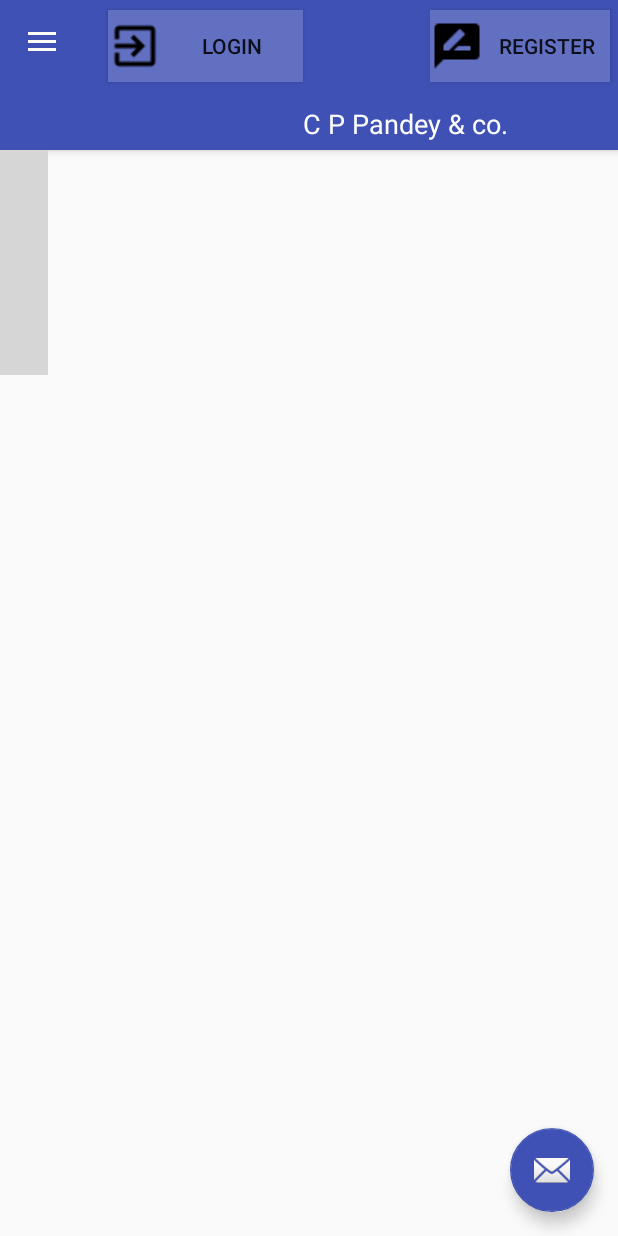
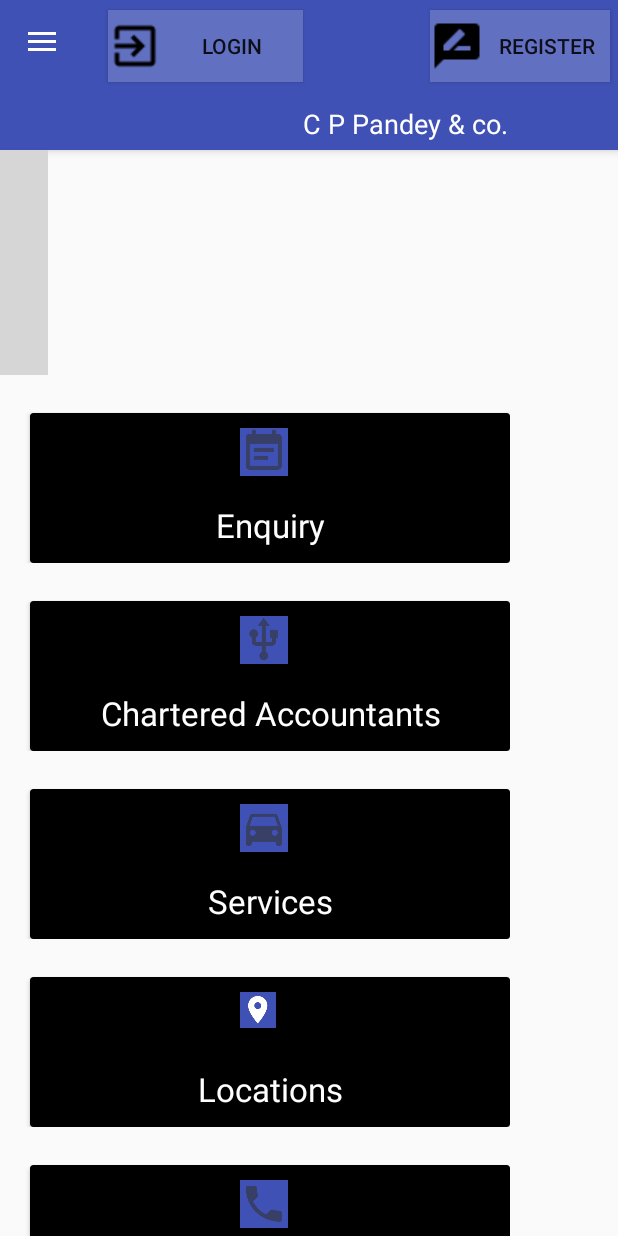
Before and after one commit to Nagarajsk/demoapp, an Android app: the screen it shows after launch (MainActivity), on a phone screen of 412 x 824 dp. Run offline under Robolectric (Android 15) with nearby library versions, the phone set to English and light mode, and no system bars; libraries missing offline, so code that uses them is left out: com.synnapps.carouselview; plain views replace CarouselView; 3 statements that could not run were skipped; grey boxes are pictures that could not be loaded.

Commit message:
Onclick of cardview

```diff
--- /dev/null
+++ b/DemoApp/app/src/main/java/com/example/bitjini/demoapp/activity/DataProvider.java
@@ -0,0 +1,53 @@
+package com.example.bitjini.demoapp.activity;
+
+/**
+ * Created by bitjini on 16/12/17.
+ */
+
+public class DataProvider {
+
+    private int img_res;
+
+    private String title;
+
+//    private long id;
+
+
+
+    public DataProvider(int img_res, String title) {
+        this.setImg_res(img_res);
+        this.set_title(title);
+//        this.set_id(id);
+
+    }
+
+
+//    public long getID() {
+//        return id;
+//    }
+
+    public int getImg_res() {
+        return img_res;
+    }
+
+
+    public String get_title() {
+        return title;
+    }
+
+
+
+//    public void set_id(long id) {
+//        this.id = id;
+//    }
+
+    public void setImg_res(int img_res) {
+        this.img_res = img_res;
+    }
+
+    public void set_title(String title) {
+        this.title = title;
+    }
+
+
+}
--- a/DemoApp/app/src/main/java/com/example/bitjini/demoapp/activity/MainActivity.java
+++ b/DemoApp/app/src/main/java/com/example/bitjini/demoapp/activity/MainActivity.java
@@ -1,6 +1,7 @@
 package com.example.bitjini.demoapp.activity;
 
 import android.app.Dialog;
+import android.content.Context;
 import android.content.Intent;
 import android.net.Uri;
 import android.os.Bundle;
@@ -17,10 +18,14 @@ import android.support.v7.app.AppCompatActivity;
 import android.support.v7.widget.LinearLayoutManager;
 import android.support.v7.widget.RecyclerView;
 import android.support.v7.widget.Toolbar;
+import android.util.Log;
+import android.view.GestureDetector;
 import android.view.Menu;
 import android.view.MenuItem;
+import android.view.MotionEvent;
 import android.view.View;
 import android.view.Window;
+import android.webkit.WebView;
 import android.widget.Button;
 import android.widget.CheckBox;
 import android.widget.EditText;
@@ -43,6 +48,7 @@ import com.synnapps.carouselview.CarouselView;
 import com.synnapps.carouselview.ImageListener;
 
 import java.security.MessageDigest;
+import java.util.ArrayList;
 
 public class MainActivity extends AppCompatActivity implements
         HomeFragment.OnFragmentInteractionListener,
@@ -57,7 +63,7 @@ public class MainActivity extends AppCompatActivity implements
     //private ImageView imgNavHeaderBg, imgProfile;
     private TextView txtName, txtWebsite;
     private Toolbar toolbar;
-    private FloatingActionButton fab;
+   // private FloatingActionButton fab;
 
     //These elements for Login details
     Button toolbar_loginbtn;
@@ -84,16 +90,16 @@ public class MainActivity extends AppCompatActivity implements
     //Recycler view
     RecyclerView recyclerView;
 
+    RecyclerView.Adapter adapter;
+    RecyclerView.LayoutManager layoutManager;
+
+
     String[] title;
-    int [] Img_res = {R.drawable.icon_1,R.drawable.icon_2,R.drawable.icon_3,R.drawable.icon_4};
+    int [] Img_res = {R.drawable.icon_1,R.drawable.icon_2,R.drawable.icon_3,R.drawable.icon_4,R.drawable.icon_5};
+    ArrayList<DataProvider> arrayList = new ArrayList<DataProvider>();
 
-    // urls to load navigation header background image
-    // and profile image
-    //https://api.androidhive.info/images/nav-menu-header-bg.jpg
-    private static final String urlNavHeaderBg = "";
 
-    //https://lh3.googleusercontent.com/eCtE_G34M9ygdkmOpYvCag1vBARCmZwnVS6rS5t4JLzJ6QgQSBquM0nuTsCpLhYbKljoyS-txg
-    private static final String urlProfileImg = "";
+
 
     // index to identify current nav menu item
     public static int navItemIndex = 0;
@@ -126,7 +132,7 @@ public class MainActivity extends AppCompatActivity implements
 
         drawer = (DrawerLayout) findViewById(R.id.drawer_layout);
         navigationView = (NavigationView) findViewById(R.id.nav_view);
-        fab = (FloatingActionButton) findViewById(R.id.fab);
+        //fab = (FloatingActionButton) findViewById(R.id.fab);
 
         // Navigation view header
         navHeader = navigationView.getHeaderView(0);
@@ -138,13 +144,7 @@ public class MainActivity extends AppCompatActivity implements
         // load toolbar titles from string resources
         activityTitles = getResources().getStringArray(R.array.nav_item_activity_titles);
 
-        fab.setOnClickListener(new View.OnClickListener() {
-            @Override
-            public void onClick(View view) {
-                Snackbar.make(view, "Replace with your own action", Snackbar.LENGTH_LONG)
-                        .setAction("Action", null).show();
-            }
-        });
+
 
         //Downcast the login related elements
         toolbar_loginbtn = (Button)findViewById(R.id.login);
@@ -214,13 +214,59 @@ public class MainActivity extends AppCompatActivity implements
         carouselView.setPageCount(sampleImages.length);
         carouselView.setImageListener(imageListener);
 
-
+/**********************************RecyclerView***************************/
         recyclerView = (RecyclerView)findViewById(R.id.cardList);
-
         title = getResources().getStringArray(R.array.cardview_title);
 
+        int i= 0;
 
+        for (String name : title)
+        {
+            DataProvider dataprovider = new DataProvider(Img_res[i],name);
+            arrayList.add(dataprovider);
+            i++;
+        }
 
+        adapter = new RecyclerAdapter(arrayList);
+        recyclerView.setHasFixedSize(true);
+        layoutManager = new LinearLayoutManager(this);
+        recyclerView.setLayoutManager(layoutManager);
+        recyclerView.setAdapter(adapter);
+/**********************************RecyclerView***************************/
+
+        recyclerView.addOnItemTouchListener(new RecyclerTouchListener(getApplicationContext(), recyclerView, new ClickListener() {
+
+            @Override
+            public void onClick(View view, int position) {
+//                Toast.makeText(MainActivity.this, "Position :"+position, Toast.LENGTH_SHORT).show();
+                switch (position){
+                    case 0 :
+                       gotoIntent("http://demo.technowebmart.com/pandeyji_mob_app/appointment.html");
+                       break;
+
+                    case 1 :
+                        gotoIntent("http://demo.technowebmart.com/pandeyji_mob_app/doctors.html");
+                        break;
+
+                    case 2:
+                        gotoIntent("http://demo.technowebmart.com/pandeyji_mob_app/services.html");
+                        break;
+
+                    case 3:
+                        gotoIntent("http://demo.technowebmart.com/pandeyji_mob_app/locations.html");
+                        break;
+
+                    case 4:
+                        gotoIntent("http://demo.technowebmart.com/pandeyji_mob_app/contact.html");
+                        break;
+                }
+            }
+
+            @Override
+            public void onLongClick(View view, int position) {
+
+            }
+        }));
 
 
 
@@ -235,7 +281,66 @@ public class MainActivity extends AppCompatActivity implements
             CURRENT_TAG = TAG_HOME;
             loadHomeFragment();
         }
+    }// EnD OF ONCREATE()
+
+    public void gotoIntent(String url){
+        Intent intent = new Intent(MainActivity.this, Webview_activity.class);
+        intent.putExtra("URL",url);
+        startActivity(intent);
     }
+
+
+    public interface ClickListener {
+        void onClick(View view, int position);
+
+        void onLongClick(View view, int position);
+    }
+
+    static class RecyclerTouchListener implements RecyclerView.OnItemTouchListener {
+
+        private GestureDetector gestureDetector;
+        private ClickListener clickListener;
+
+        public RecyclerTouchListener(Context context, final RecyclerView recyclerView, final ClickListener clickListener) {
+            this.clickListener = clickListener;
+            gestureDetector = new GestureDetector(context, new GestureDetector.SimpleOnGestureListener() {
+                @Override
+                public boolean onSingleTapUp(MotionEvent e) {
+                    return true;
+                }
+
+                @Override
+                public void onLongPress(MotionEvent e) {
+                    View child = recyclerView.findChildViewUnder(e.getX(), e.getY());
+                    if (child != null && clickListener != null) {
+                        clickListener.onLongClick(child, recyclerView.getChildPosition(child));
+                    }
+                }
+            });
+        }
+
+        @Override
+        public boolean onInterceptTouchEvent(RecyclerView rv, MotionEvent e) {
+
+            View child = rv.findChildViewUnder(e.getX(), e.getY());
+            if (child != null && clickListener != null && gestureDetector.onTouchEvent(e)) {
+                clickListener.onClick(child, rv.getChildPosition(child));
+            }
+            return false;
+        }
+
+        @Override
+        public void onTouchEvent(RecyclerView rv, MotionEvent e) {
+        }
+
+        @Override
+        public void onRequestDisallowInterceptTouchEvent(boolean disallowIntercept) {
+
+        }
+    }
+
+
+
 
 
     //This is called for CarouselView of images
@@ -256,22 +361,7 @@ public class MainActivity extends AppCompatActivity implements
         txtName.setText("Nagaraj S K");
         txtWebsite.setText("www.bitjini.com");
 
-        // loading header background image
-        /*Glide.with(this).load(urlNavHeaderBg)
-                .crossFade()
-                .diskCacheStrategy(DiskCacheStrategy.ALL)
-                .into(imgNavHeaderBg);
 
-        // Loading profile image
-        Glide.with(this).load(urlProfileImg)
-                .crossFade()
-                .thumbnail(0.5f)
-                .bitmapTransform(new CircleTransform(this))
-                .diskCacheStrategy(DiskCacheStrategy.ALL)
-                .into(imgProfile);
-
-        // showing dot next to notifications label
-        navigationView.getMenu().getItem(3).setActionView(R.layout.menu_dot);*/
     }
 
     /***
@@ -287,13 +377,13 @@ public class MainActivity extends AppCompatActivity implements
 
         // if user select the current navigation menu again, don't do anything
         // just close the navigation drawer
-        if (getSupportFragmentManager().findFragmentByTag(CURRENT_TAG) != null) {
-            drawer.closeDrawers();
-
-            // show or hide the fab button
-            toggleFab();
-            return;
-        }
+//        if (getSupportFragmentManager().findFragmentByTag(CURRENT_TAG) != null) {
+//            drawer.closeDrawers();
+//
+//            // show or hide the fab button
+//            toggleFab();
+//            return;
+//        }
 
         // Sometimes, when fragment has huge data, screen seems hanging
         // when switching between navigation menus
@@ -318,7 +408,7 @@ public class MainActivity extends AppCompatActivity implements
         }
 
         // show or hide the fab button
-        toggleFab();
+        //toggleFab();
 
         //Closing drawer on item click
         drawer.closeDrawers();
@@ -423,7 +513,9 @@ public class MainActivity extends AppCompatActivity implements
         });
 
 
-        ActionBarDrawerToggle actionBarDrawerToggle = new ActionBarDrawerToggle(this, drawer, toolbar, R.string.openDrawer, R.string.closeDrawer) {
+        ActionBarDrawerToggle actionBarDrawerToggle = new
+                ActionBarDrawerToggle(this, drawer, toolbar,
+                        R.string.openDrawer, R.string.closeDrawer) {
 
             @Override
             public void onDrawerClosed(View drawerView) {
@@ -512,14 +604,7 @@ public class MainActivity extends AppCompatActivity implements
         return super.onOptionsItemSelected(item);
     }
 
-    // show or hide the fab
-    private void toggleFab() {
-        if (navItemIndex == 0)
-            fab.show();
-        else
-            fab.hide();
-    }
-
+  //dfhjdhgd
     @Override
     public void onFragmentInteraction(Uri uri) {
 
--- /dev/null
+++ b/DemoApp/app/src/main/java/com/example/bitjini/demoapp/activity/RecyclerAdapter.java
@@ -0,0 +1,69 @@
+package com.example.bitjini.demoapp.activity;
+
+import android.support.v7.widget.RecyclerView;
+import android.view.LayoutInflater;
+import android.view.View;
+import android.view.ViewGroup;
+import android.widget.ImageView;
+import android.widget.TextView;
+
+import com.example.bitjini.demoapp.R;
+
+import java.util.ArrayList;
+
+/**
+ * Created by bitjini on 16/12/17.
+ */
+
+
+
+
+public class RecyclerAdapter extends RecyclerView.Adapter<RecyclerAdapter.RecyclerViewHolder> {
+
+    private ArrayList<DataProvider> arrayList = new ArrayList<DataProvider>();
+
+
+
+    public RecyclerAdapter(ArrayList<DataProvider> arrayList) {
+        this.arrayList = arrayList;
+    }
+
+
+
+    @Override
+    public RecyclerViewHolder onCreateViewHolder(ViewGroup parent, int viewType) {
+
+        View view = LayoutInflater.from(parent.getContext()).inflate(R.layout.cardview,parent,false);
+        final RecyclerViewHolder recyclerViewHolder = new RecyclerViewHolder(view);
+        return recyclerViewHolder;
+    }
+
+    @Override
+    public void onBindViewHolder(RecyclerViewHolder holder, int position)
+    {
+
+        DataProvider dataprovider = arrayList.get(position);
+        holder.imageView.setImageResource(dataprovider.getImg_res());
+        holder.title.setText(dataprovider.get_title());
+    }
+
+    @Override
+    public int getItemCount() {
+        return arrayList.size();
+    }
+
+    public static class RecyclerViewHolder extends RecyclerView.ViewHolder
+    {
+
+        ImageView imageView;
+        TextView title;
+        public  RecyclerViewHolder(View view)
+        {
+            super(view);
+
+            imageView = (ImageView) view.findViewById(R.id.image_icon);
+            title = (TextView) view.findViewById(R.id.title);
+
+        }
+    }
+}
--- a/DemoApp/app/src/main/res/layout/app_bar_main.xml
+++ b/DemoApp/app/src/main/res/layout/app_bar_main.xml
@@ -7,6 +7,8 @@
     android:layout_height="match_parent"
     android:fitsSystemWindows="true"
     tools:context="com.example.bitjini.demoapp.activity.MainActivity">
+
+
 
     <android.support.design.widget.AppBarLayout
         android:layout_width="match_parent"
@@ -82,21 +84,25 @@
             app:strokeColor="#FF777777"
             app:strokeWidth="1dp"/>
 
-
         <android.support.v7.widget.RecyclerView
             android:id="@+id/cardList"
-            android:layout_width="match_parent"
-            android:layout_height="match_parent"/>
+            android:layout_width="wrap_content"
+            android:layout_height="wrap_content"
+            android:scrollbars="vertical"
+            android:layout_marginTop="150dp"/>
 
     </FrameLayout>
 
-    <android.support.design.widget.FloatingActionButton
-        android:id="@+id/fab"
-        android:layout_width="wrap_content"
-        android:layout_height="wrap_content"
-        android:layout_gravity="bottom|end"
-        android:layout_margin="@dimen/fab_margin"
-        app:backgroundTint="@color/colorPrimary"
-        app:srcCompat="@android:drawable/ic_dialog_email" />
+
+
+    <!--<android.support.design.widget.FloatingActionButton-->
+        <!--android:id="@+id/fab"-->
+        <!--android:layout_width="wrap_content"-->
+        <!--android:layout_height="wrap_content"-->
+        <!--android:layout_gravity="bottom|end"-->
+        <!--android:layout_margin="@dimen/fab_margin"-->
+        <!--app:backgroundTint="@color/colorPrimary"-->
+        <!--app:srcCompat="@android:drawable/ic_dialog_email" />-->
+
 
 </android.support.design.widget.CoordinatorLayout>
--- a/DemoApp/app/src/main/res/layout/cardview.xml
+++ b/DemoApp/app/src/main/res/layout/cardview.xml
@@ -2,7 +2,7 @@
 <RelativeLayout
     xmlns:android="http://schemas.android.com/apk/res/android"
     android:layout_width="match_parent"
-    android:layout_height="match_parent">
+    android:layout_height="wrap_content">
 
     <!-- A CardView that contains a TextView -->
     <android.support.v7.widget.CardView
@@ -11,18 +11,27 @@
         android:id="@+id/card_view"
         android:layout_gravity="center"
         android:layout_width="320dp"
-        android:layout_height="200dp"
-        card_view:cardCornerRadius="4dp"
+        android:layout_height="100dp"
         card_view:cardBackgroundColor="@color/colorPrimaryDark"
         android:layout_marginTop="25dp"
-        android:layout_marginStart="30dp">
+        android:layout_marginStart="20dp">
+
+        <ImageView
+            android:layout_width="wrap_content"
+            android:layout_height="wrap_content"
+            android:id="@+id/image_icon"
+            android:layout_marginStart="140dp"
+            android:layout_marginTop="10dp"
+            android:background="@color/colorPrimary"/>
 
         <TextView
-            android:id="@+id/info_text"
+            android:id="@+id/title"
             android:layout_width="match_parent"
             android:layout_height="match_parent"
-            android:text="Enquiry"
             android:textColor="@color/colorAccent"
-            android:textSize="20pt"/>
+            android:textAlignment="center"
+            android:layout_marginTop="60dp"
+            android:textSize="10pt"
+            />
     </android.support.v7.widget.CardView>
 </RelativeLayout>
```
Also changed, not shown: DemoApp/app/src/main/AndroidManifest.xml (+14 -2 lines), DemoApp/app/src/main/java/com/example/bitjini/demoapp/activity/Webview_activity.java (added, +38 -0 lines), DemoApp/app/src/main/res/layout/activity_webview.xml (added, +17 -0 lines).
